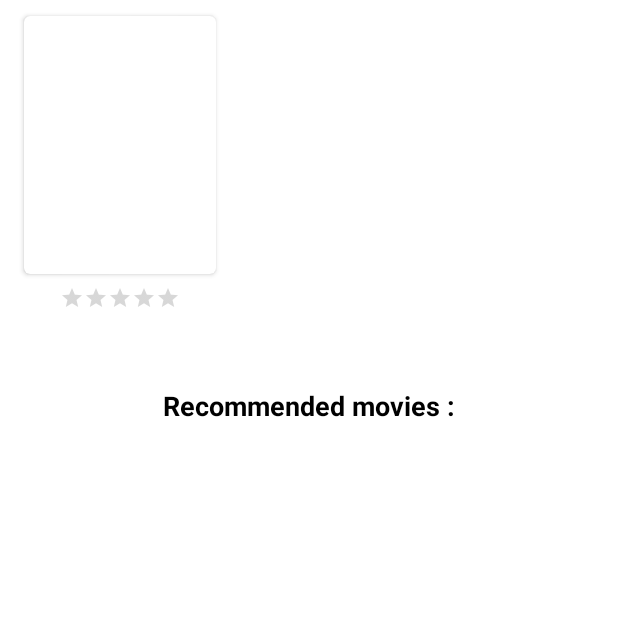
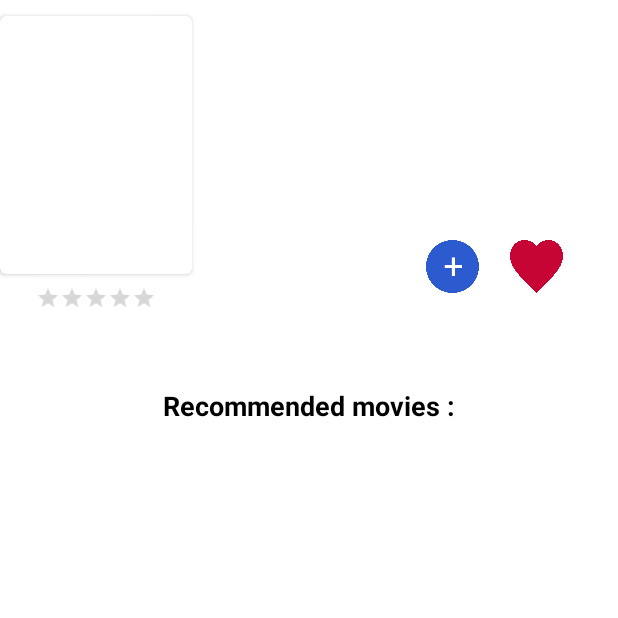
Before and after one commit to HampusMattsson1/MovieJournal, an Android app: the MovieInfoActivity screen opened directly, with no data from a screen before it, on a phone screen of 412 x 824 dp, the top half of it. Run offline under Robolectric (Android 15) with nearby library versions, the light colour scheme and no system bars; pictures from the network do not load; 2 statements that could not run were skipped.

Commit message:
listeners for buttons

```diff
--- a/app/src/main/res/layout/activity_movie_info.xml
+++ b/app/src/main/res/layout/activity_movie_info.xml
@@ -28,8 +28,6 @@
                 android:id="@+id/movie_poster_card"
                 android:layout_width="128dp"
                 android:layout_height="172dp"
-                android:layout_marginStart="16dp"
-                android:layout_marginEnd="8dp"
                 app:cardCornerRadius="4dp"
                 app:layout_constraintBottom_toBottomOf="@+id/backdrop_guideline"
                 app:layout_constraintStart_toStartOf="parent"
@@ -54,7 +52,7 @@
                 android:layout_marginStart="16dp"
                 android:layout_marginTop="16dp"
                 android:layout_marginEnd="16dp"
-                android:textColor="@android:color/white"
+                android:textColor="@android:color/black"
                 android:textSize="18sp"
                 android:textStyle="bold"
                 app:layout_constraintEnd_toEndOf="parent"
@@ -68,6 +66,27 @@
                 android:textSize="12sp"
                 app:layout_constraintStart_toStartOf="@+id/movie_title"
                 app:layout_constraintTop_toBottomOf="@+id/movie_title" />
+            <ImageButton
+                android:id="@+id/addBtn"
+                android:layout_width="35dp"
+                android:layout_height="35dp"
+                android:background="@drawable/add"
+                android:layout_centerInParent="true"
+                app:layout_constraintStart_toEndOf="@id/movie_rating"
+                app:layout_constraintBottom_toTopOf="@id/movie_poster_title_barrier"
+                android:layout_marginStart="180dp"
+                android:layout_marginBottom="11dp" />
+            <ImageButton
+                android:id="@+id/likeBtn"
+                android:layout_width="35dp"
+                android:layout_height="35dp"
+                android:background="@drawable/heart"
+                android:layout_centerInParent="true"
+                app:layout_constraintStart_toEndOf="@id/addBtn"
+                app:layout_constraintEnd_toEndOf="@+id/movie_title"
+                app:layout_constraintBottom_toTopOf="@id/movie_poster_title_barrier"
+                android:layout_marginBottom="11dp"/>
+
             <androidx.constraintlayout.widget.Barrier
                 android:id="@+id/movie_poster_title_barrier"
                 android:layout_width="wrap_content"
--- a/app/src/main/res/values/strings.xml
+++ b/app/src/main/res/values/strings.xml
@@ -22,4 +22,5 @@
     <string name="search">Search</string>
     <string name="movie_title" />
     <string name="recommended_movies">Recommended movies :</string>
+    <string name="Your_watchlist">Your watchlist</string>
 </resources>
```
Also changed, not shown: app/src/main/java/com/moviejournal2/MovieInfoActivity.kt (+13 -4 lines), app/src/main/res/layout/fragment_movies.xml (+26 -0 lines), app/src/main/res/drawable/heart.png (added).
